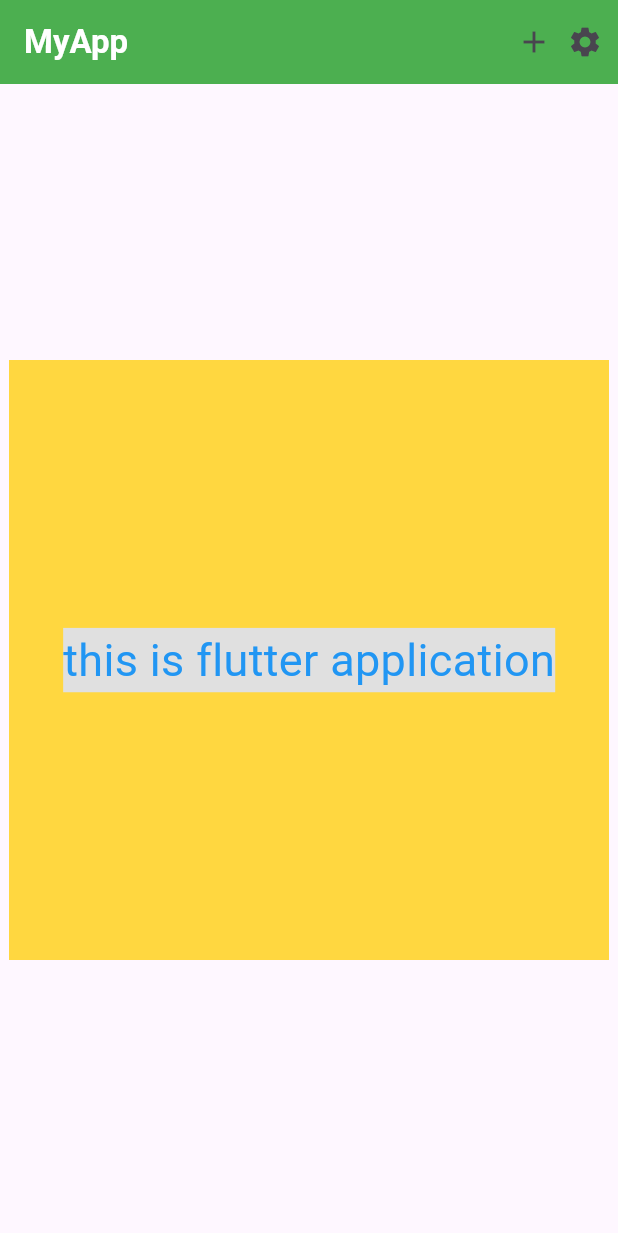
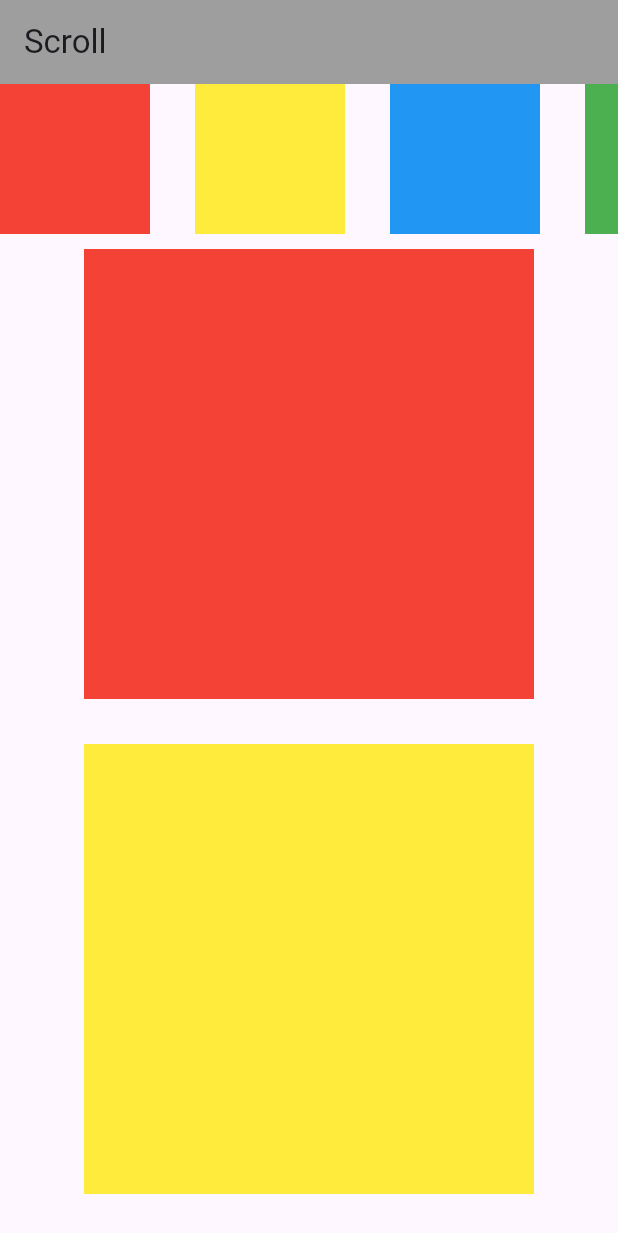
Before and after one commit to jay-java/FLutter-TTS-11-00, a Flutter app: the screen it shows after launch, on a phone screen of 412 x 824 dp. Shown: the top 1233 px of the screen. Run offline on Flutter 3.47's test engine with Material 3 defaults, Android fonts, the light colour scheme and no system bars.

Commit message:
row column

```diff
--- /dev/null
+++ b/flutter_design/lib/P001_rowCol.dart
@@ -0,0 +1,48 @@
+import 'package:flutter/material.dart';
+
+class MyRow extends StatelessWidget {
+  const MyRow({super.key});
+
+  @override
+  Widget build(BuildContext context) {
+    return Scaffold(
+      appBar: AppBar(
+        title: Text('MyRow'),
+        backgroundColor: Colors.green,
+      ),
+      body: Center(
+        child: Container(
+          height: 300,
+          width: double.infinity,
+          color: Colors.blue,
+          child: Column(
+            mainAxisAlignment: MainAxisAlignment.spaceBetween,
+            // crossAxisAlignment: CrossAxisAlignment,
+            children: [
+              Text('One'),
+              Text('Two'),
+              Text('Three'),
+              Text('Four'),
+              Text('Five'),
+              Text('Six'),
+              Text('Seven'),
+            ],
+          ),
+          // child: Row(
+          //   // mainAxisAlignment: MainAxisAlignment.center,
+          //   // crossAxisAlignment: CrossAxisAlignment.center,
+          //   children: [
+          //     Text('One'),
+          //     Text('Two'),
+          //     Text('Three'),
+          //     Text('Four'),
+          //     Text('Five'),
+          //     Text('Six'),
+          //     Text('Seven'),
+          //   ],
+          // ),
+        ),
+      ),
+    );
+  }
+}
--- /dev/null
+++ b/flutter_design/lib/P002_scroll.dart
@@ -0,0 +1,264 @@
+import 'package:flutter/material.dart';
+
+class MyScrollView extends StatelessWidget {
+  const MyScrollView({super.key});
+
+  @override
+  Widget build(BuildContext context) {
+    return Scaffold(
+      appBar: AppBar(
+        title: Text('Scroll'),
+        backgroundColor: Colors.grey,
+      ),
+      body: SingleChildScrollView(
+        child: Center(
+          child: Column(
+            children: [
+              SingleChildScrollView(
+                scrollDirection: Axis.horizontal,
+                child: Row(
+                  children: [
+                    Container(
+                      height: 100,
+                      width: 100,
+                      color: Colors.red,
+                    ),
+                    SizedBox(width: 30,),
+                    Container(
+                      height: 100,
+                      width: 100,
+                      color: Colors.yellow
+                      ,
+                    ),
+
+                    SizedBox(width: 30,),
+                    Container(
+                      height: 100,
+                      width: 100,
+                      color: Colors.blue
+                      ,
+                    ),
+
+                    SizedBox(width: 30,),
+                    Container(
+                      height: 100,
+                      width: 100,
+                      color: Colors.green
+                      ,
+                    ),
+
+                    SizedBox(width: 30,),
+                    Container(
+                      height: 100,
+                      width: 100,
+                      color: Colors.grey
+                      ,
+                    ),
+
+                    SizedBox(width: 30,),
+                    Container(
+                      height: 100,
+                      width: 100,
+                      color: Colors.yellowAccent
+                      ,
+                    ),
+
+                    SizedBox(width: 30,),
+                    Container(
+                      height: 100,
+                      width: 100,
+                      color: Colors.orange
+                      ,
+                    ),
+
+                    SizedBox(width: 30,),
+                    Container(
+                      height: 100,
+                      width: 100,
+                      color: Colors.pink
+                      ,
+                    ),
+
+                    SizedBox(width: 30,),
+                    Container(
+                      height: 100,
+                      width: 100,
+                      color: Colors.purple
+                      ,
+                    ),
+
+                    SizedBox(width: 30,),
+                    Container(
+                      height: 100,
+                      width: 100,
+                      color: Colors.black12
+                      ,
+                    ),
+
+                    SizedBox(width: 30,),
+                    Container(
+                      height: 100,
+                      width: 100,
+                      color: Colors.greenAccent
+                      ,
+                    ),
+
+                    SizedBox(width: 30,),
+                    Container(
+                      height: 100,
+                      width: 100,
+                      color: Colors.lime
+                      ,
+                    ),
+
+                    SizedBox(width: 30,),
+                    Container(
+                      height: 100,
+                      width: 100,
+                      color: Colors.brown
+                      ,
+                    ),
+
+                    SizedBox(width: 30,),
+                    Container(
+                      height: 100,
+                      width: 100,
+                      color: Colors.blueGrey
+                      ,
+                    ),
+
+                    SizedBox(width: 30,),
+                    Container(
+                      height: 100,
+                      width: 100,
+                      color: Colors.white24
+                      ,
+                    ),
+                  ],
+                ),
+              ),
+              SizedBox(height: 10,),
+              Container(
+                height: 300,
+                width: 300,
+                color: Colors.red,
+              ),
+              SizedBox(height: 30,),
+              Container(
+                height: 300,
+                width: 300,
+                color: Colors.yellow
+                ,
+              ),
+
+              SizedBox(height: 30,),
+              Container(
+                height: 300,
+                width: 300,
+                color: Colors.blue
+                ,
+              ),
+
+              SizedBox(height: 30,),
+              Container(
+                height: 300,
+                width: 300,
+                color: Colors.green
+                ,
+              ),
+
+              SizedBox(height: 30,),
+              Container(
+                height: 300,
+                width: 300,
+                color: Colors.grey
+                ,
+              ),
+
+              SizedBox(height: 30,),
+              Container(
+                height: 300,
+                width: 300,
+                color: Colors.yellowAccent
+                ,
+              ),
+
+              SizedBox(height: 30,),
+              Container(
+                height: 300,
+                width: 300,
+                color: Colors.orange
+                ,
+              ),
+
+              SizedBox(height: 30,),
+              Container(
+                height: 300,
+                width: 300,
+                color: Colors.pink
+                ,
+              ),
+
+              SizedBox(height: 30,),
+              Container(
+                height: 300,
+                width: 300,
+                color: Colors.purple
+                ,
+              ),
+
+              SizedBox(height: 30,),
+              Container(
+                height: 300,
+                width: 300,
+                color: Colors.black12
+                ,
+              ),
+
+              SizedBox(height: 30,),
+              Container(
+                height: 300,
+                width: 300,
+                color: Colors.greenAccent
+                ,
+              ),
+
+              SizedBox(height: 30,),
+              Container(
+                height: 300,
+                width: 300,
+                color: Colors.lime
+                ,
+              ),
+
+              SizedBox(height: 30,),
+              Container(
+                height: 300,
+                width: 300,
+                color: Colors.brown
+                ,
+              ),
+
+              SizedBox(height: 30,),
+              Container(
+                height: 300,
+                width: 300,
+                color: Colors.blueGrey
+                ,
+              ),
+
+              SizedBox(height: 30,),
+              Container(
+                height: 300,
+                width: 300,
+                color: Colors.white24
+                ,
+              ),
+
+            ],
+          ),
+        ),
+      ),
+    );
+  }
+}
--- a/flutter_design/lib/main.dart
+++ b/flutter_design/lib/main.dart
@@ -1,4 +1,7 @@
 import 'package:flutter/material.dart';
+
+import 'P001_rowCol.dart';
+import 'P002_scroll.dart';
 
 void main() {
   runApp(const Mytext());
@@ -11,39 +14,40 @@ class Mytext extends StatelessWidget {
   Widget build(BuildContext context) {
     return MaterialApp(
       debugShowCheckedModeBanner: false,
-      home: Scaffold(
-        appBar: AppBar(
-          title: Text(
-            'MyApp',
-            style: TextStyle(color: Colors.white, fontWeight: FontWeight.bold),
-          ),
-          actions: [
-            Icon(Icons.add),
-            SizedBox(width: 10,),
-            Icon(Icons.settings),
-            SizedBox(width: 10,),
-          ],
-          backgroundColor: Colors.green,
-        ),
-        body: Center(
-          child: Container(
-            height: 400,
-            width: 400,
-            color: Colors.amberAccent,
-            child: Center(
-              child: Text(
-                'this is flutter application',
-                style: TextStyle(
-                  fontSize: 30,
-                  color: Colors.blue,
-                  // letterSpacing: 3
-                  backgroundColor: Colors.grey.shade300,
-                ),
-              ),
-            ),
-          ),
-        ),
-      ),
+      home: MyScrollView(),
+      // home: Scaffold(
+      //   appBar: AppBar(
+      //     title: Text(
+      //       'MyApp',
+      //       style: TextStyle(color: Colors.white, fontWeight: FontWeight.bold),
+      //     ),
+      //     actions: [
+      //       Icon(Icons.add),
+      //       SizedBox(width: 10,),
+      //       Icon(Icons.settings),
+      //       SizedBox(width: 10,),
+      //     ],
+      //     backgroundColor: Colors.green,
+      //   ),
+      //   body: Center(
+      //     child: Container(
+      //       height: 400,
+      //       width: 400,
+      //       color: Colors.amberAccent,
+      //       child: Center(
+      //         child: Text(
+      //           'this is flutter application',
+      //           style: TextStyle(
+      //             fontSize: 30,
+      //             color: Colors.blue,
+      //             // letterSpacing: 3
+      //             backgroundColor: Colors.grey.shade300,
+      //           ),
+      //         ),
+      //       ),
+      //     ),
+      //   ),
+      // ),
     );
   }
 }
```
